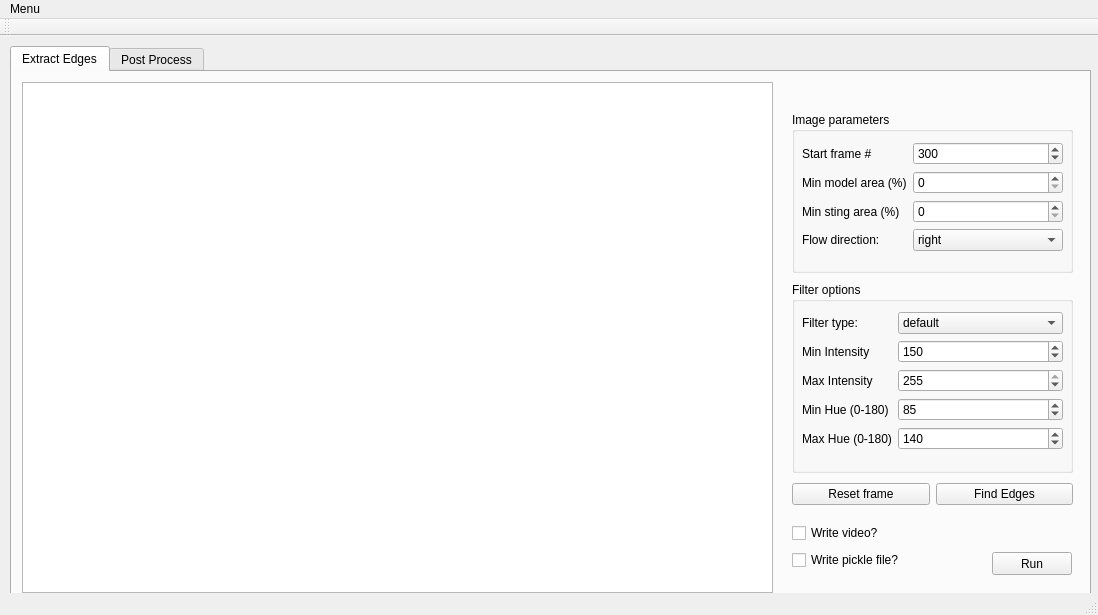
Qt form gui/untitled.ui (alexandrequ/arcjetCV) before a commit.
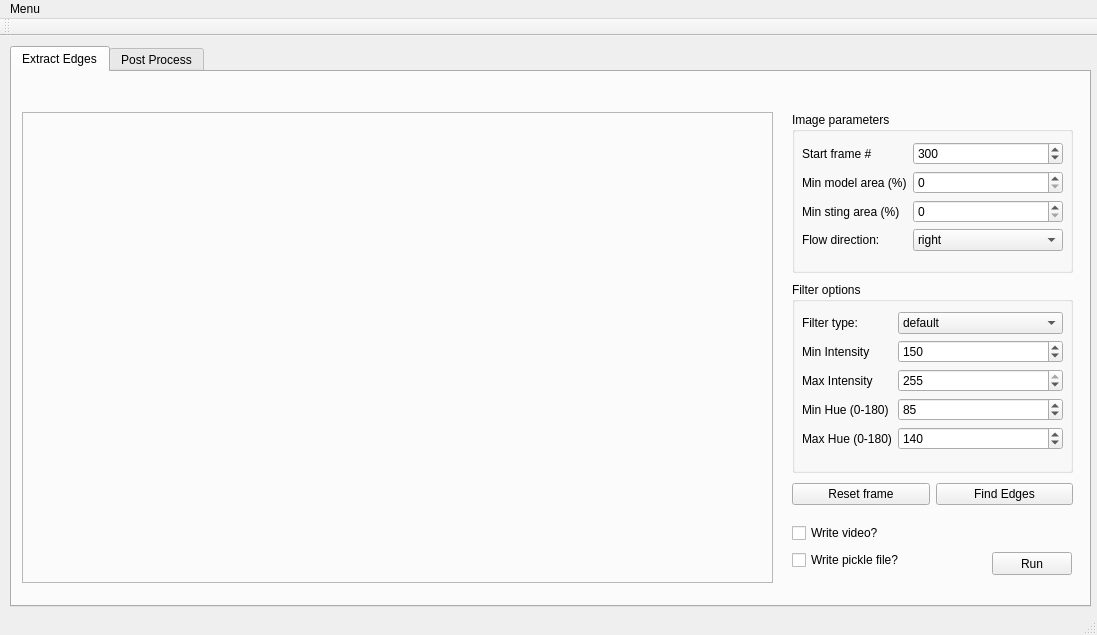
The same form after that commit.

What changed in the file:
```diff
--- a/gui/untitled.ui
+++ b/gui/untitled.ui
@@ -6,8 +6,8 @@
    <rect>
     <x>0</x>
     <y>0</y>
-    <width>1098</width>
-    <height>615</height>
+    <width>1097</width>
+    <height>635</height>
    </rect>
   </property>
   <property name="windowTitle">
@@ -20,7 +20,7 @@
       <x>10</x>
       <y>10</y>
       <width>1081</width>
-      <height>551</height>
+      <height>561</height>
      </rect>
     </property>
     <property name="currentIndex">
@@ -30,19 +30,6 @@
      <attribute name="title">
       <string>Extract Edges</string>
      </attribute>
-     <widget class="QGraphicsView" name="graphicsView">
-      <property name="geometry">
-       <rect>
-        <x>10</x>
-        <y>10</y>
-        <width>751</width>
-        <height>511</height>
-       </rect>
-      </property>
-      <property name="tabletTracking">
-       <bool>false</bool>
-      </property>
-     </widget>
      <widget class="QWidget" name="layoutWidget">
       <property name="geometry">
        <rect>
@@ -310,6 +297,35 @@
        </layout>
       </widget>
      </widget>
+     <widget class="QFrame" name="frame">
+      <property name="geometry">
+       <rect>
+        <x>10</x>
+        <y>40</y>
+        <width>751</width>
+        <height>471</height>
+       </rect>
+      </property>
+      <property name="frameShape">
+       <enum>QFrame::StyledPanel</enum>
+      </property>
+      <property name="frameShadow">
+       <enum>QFrame::Raised</enum>
+      </property>
+      <widget class="QLabel" name="label_img">
+       <property name="geometry">
+        <rect>
+         <x>10</x>
+         <y>10</y>
+         <width>731</width>
+         <height>451</height>
+        </rect>
+       </property>
+       <property name="text">
+        <string/>
+       </property>
+      </widget>
+     </widget>
     </widget>
     <widget class="QWidget" name="tab_2">
      <attribute name="title">
@@ -460,8 +476,8 @@
     <rect>
      <x>0</x>
      <y>0</y>
-     <width>1098</width>
-     <height>21</height>
+     <width>1097</width>
+     <height>20</height>
     </rect>
    </property>
    <widget class="QMenu" name="menuMenu">
```
Left out of the diff: 2 changed lines with no effect on the pictures.
